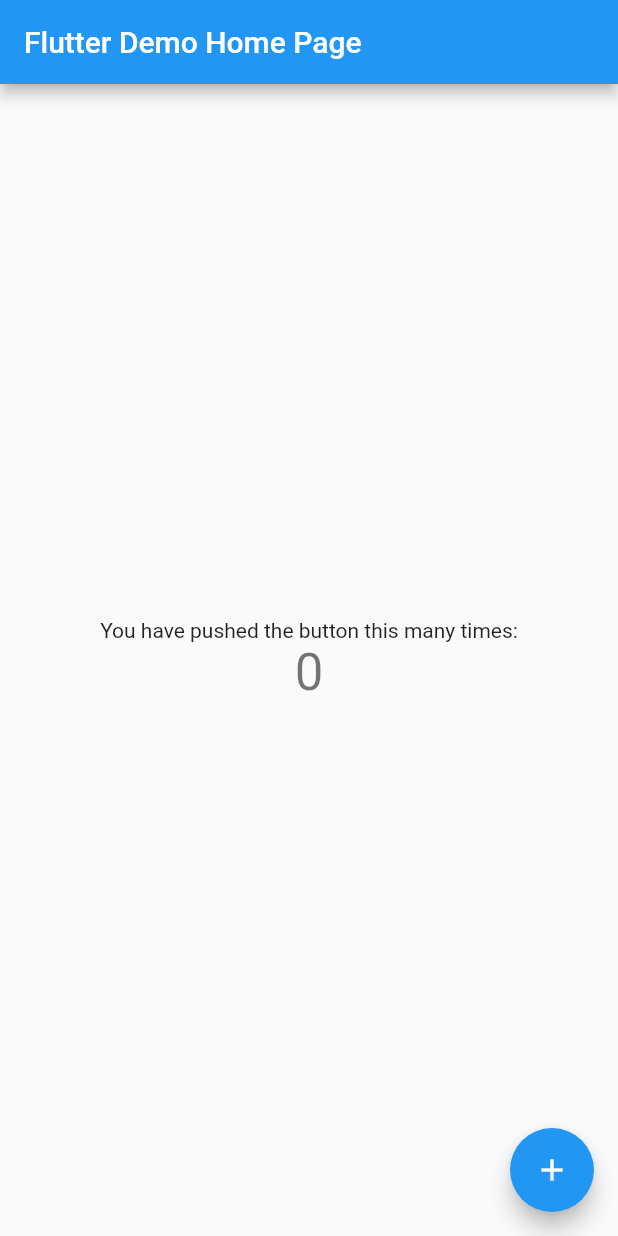
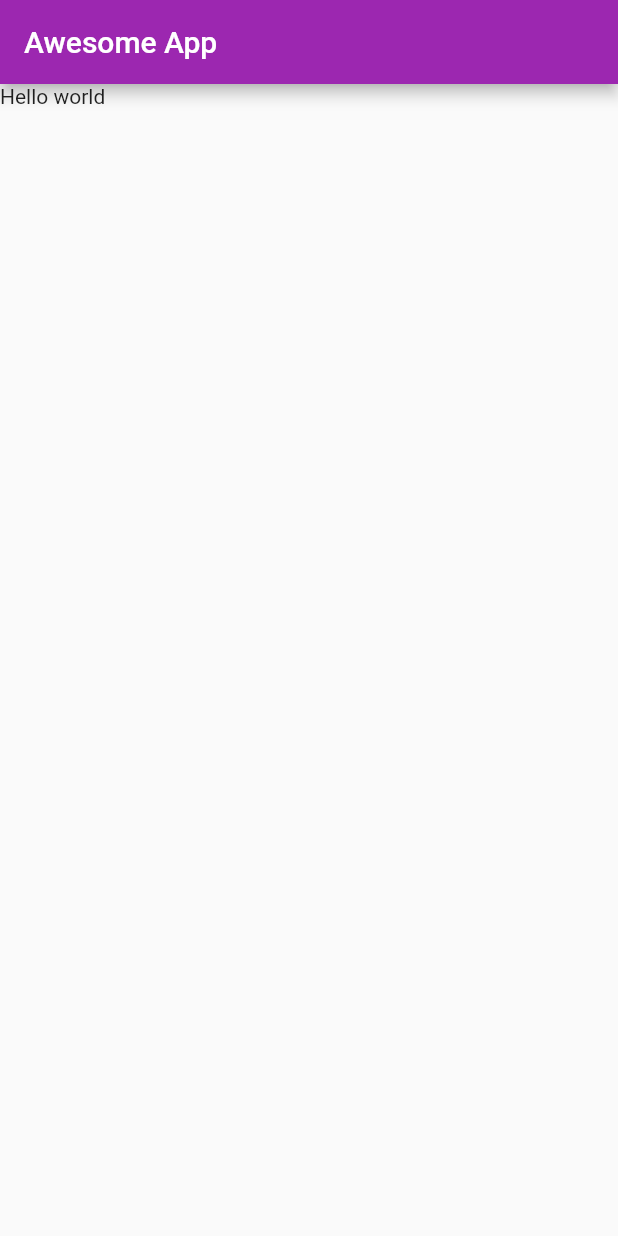
Before and after one commit to lawsonDaniel/learning-flutter, a Flutter app: the screen it shows after launch, on a phone screen of 412 x 824 dp. Run offline on Flutter 3.47's test engine with Material 2 defaults, Android fonts, the phone set to English and light mode, and no system bars.

Commit message:
added the appbar

```diff
--- a/lib/main.dart
+++ b/lib/main.dart
@@ -1,115 +1,27 @@
+import 'package:flutter/cupertino.dart';
+
 import 'package:flutter/material.dart';
+void main(){
 
-void main() {
-  runApp(const MyApp());
+  runApp(MaterialApp(
+    home: const HomePage(),
+    theme: ThemeData(
+      primarySwatch:  Colors.purple,
+    ),
+  ));
 }
 
-class MyApp extends StatelessWidget {
-  const MyApp({super.key});
-
-  // This widget is the root of your application.
+class HomePage extends StatelessWidget {
+  const HomePage({super.key});
   @override
   Widget build(BuildContext context) {
-    return MaterialApp(
-      title: 'Flutter Demo',
-      theme: ThemeData(
-        // This is the theme of your application.
-        //
-        // Try running your application with "flutter run". You'll see the
-        // application has a blue toolbar. Then, without quitting the app, try
-        // changing the primarySwatch below to Colors.green and then invoke
-        // "hot reload" (press "r" in the console where you ran "flutter run",
-        // or simply save your changes to "hot reload" in a Flutter IDE).
-        // Notice that the counter didn't reset back to zero; the application
-        // is not restarted.
-        primarySwatch: Colors.blue,
-      ),
-      home: const MyHomePage(title: 'Flutter Demo Home Page'),
-    );
-  }
+   return Scaffold(
+    appBar: AppBar(
+      title: const Text('Awesome App'),
+    ),
+    body: Container(
+      child: const Text('Hello world'),
+    ),
+   );
 }
-
-class MyHomePage extends StatefulWidget {
-  const MyHomePage({super.key, required this.title});
-
-  // This widget is the home page of your application. It is stateful, meaning
-  // that it has a State object (defined below) that contains fields that affect
-  // how it looks.
-
-  // This class is the configuration for the state. It holds the values (in this
-  // case the title) provided by the parent (in this case the App widget) and
-  // used by the build method of the State. Fields in a Widget subclass are
-  // always marked "final".
-
-  final String title;
-
-  @override
-  State<MyHomePage> createState() => _MyHomePageState();
 }
-
-class _MyHomePageState extends State<MyHomePage> {
-  int _counter = 0;
-
-  void _incrementCounter() {
-    setState(() {
-      // This call to setState tells the Flutter framework that something has
-      // changed in this State, which causes it to rerun the build method below
-      // so that the display can reflect the updated values. If we changed
-      // _counter without calling setState(), then the build method would not be
-      // called again, and so nothing would appear to happen.
-      _counter++;
-    });
-  }
-
-  @override
-  Widget build(BuildContext context) {
-    // This method is rerun every time setState is called, for instance as done
-    // by the _incrementCounter method above.
-    //
-    // The Flutter framework has been optimized to make rerunning build methods
-    // fast, so that you can just rebuild anything that needs updating rather
-    // than having to individually change instances of widgets.
-    return Scaffold(
-      appBar: AppBar(
-        // Here we take the value from the MyHomePage object that was created by
-        // the App.build method, and use it to set our appbar title.
-        title: Text(widget.title),
-      ),
-      body: Center(
-        // Center is a layout widget. It takes a single child and positions it
-        // in the middle of the parent.
-        child: Column(
-          // Column is also a layout widget. It takes a list of children and
-          // arranges them vertically. By default, it sizes itself to fit its
-          // children horizontally, and tries to be as tall as its parent.
-          //
-          // Invoke "debug painting" (press "p" in the console, choose the
-          // "Toggle Debug Paint" action from the Flutter Inspector in Android
-          // Studio, or the "Toggle Debug Paint" command in Visual Studio Code)
-          // to see the wireframe for each widget.
-          //
-          // Column has various properties to control how it sizes itself and
-          // how it positions its children. Here we use mainAxisAlignment to
-          // center the children vertically; the main axis here is the vertical
-          // axis because Columns are vertical (the cross axis would be
-          // horizontal).
-          mainAxisAlignment: MainAxisAlignment.center,
-          children: <Widget>[
-            const Text(
-              'You have pushed the button this many times:',
-            ),
-            Text(
-              '$_counter',
-              style: Theme.of(context).textTheme.headline4,
-            ),
-          ],
-        ),
-      ),
-      floatingActionButton: FloatingActionButton(
-        onPressed: _incrementCounter,
-        tooltip: 'Increment',
-        child: const Icon(Icons.add),
-      ), // This trailing comma makes auto-formatting nicer for build methods.
-    );
-  }
-}
```
